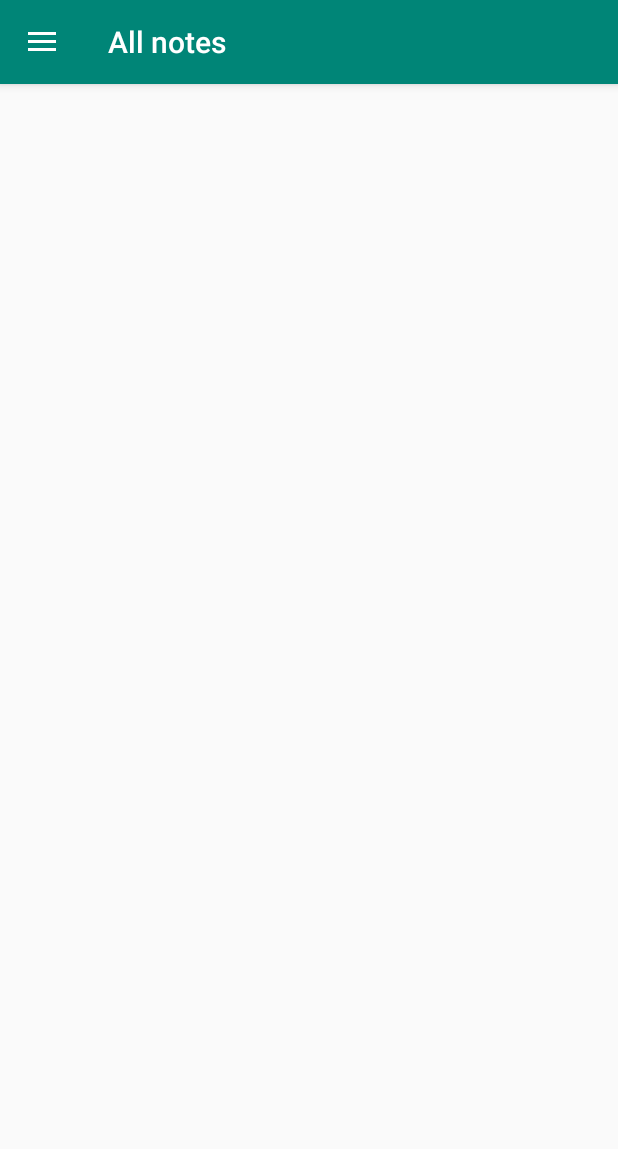
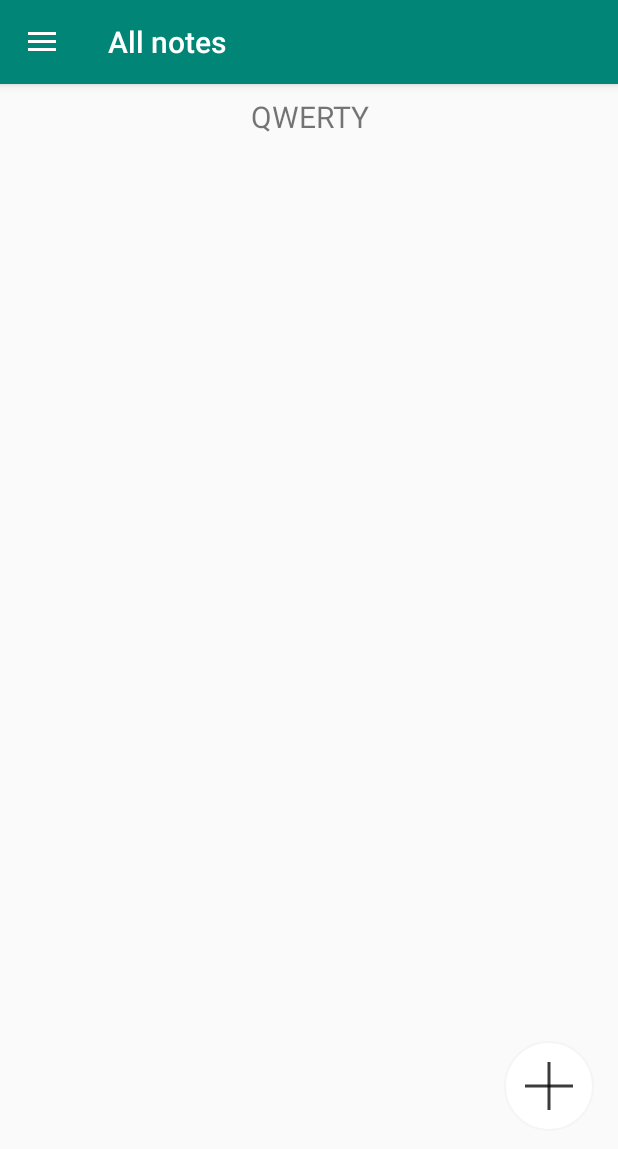
Before and after one commit to orange006/Organizer, an Android app: the screen it shows after launch (MainActivity), on a phone screen of 412 x 824 dp. Shown: the top 1149 px of the screen. Run offline under Robolectric (Android 15) with nearby library versions, the phone set to English and light mode, and no system bars; our stand-ins replace navigation-ui.

```diff
--- a/app/src/main/AndroidManifest.xml
+++ b/app/src/main/AndroidManifest.xml
@@ -9,6 +9,7 @@
         android:roundIcon="@mipmap/ic_launcher_round"
         android:supportsRtl="true"
         android:theme="@style/AppTheme">
+        <activity android:name=".activity_add_note"></activity>
         <activity
             android:name=".MainActivity"
             android:label="@string/app_name"
--- a/app/src/main/java/com/example/organizer/ui/home/HomeFragment.java
+++ b/app/src/main/java/com/example/organizer/ui/home/HomeFragment.java
@@ -1,5 +1,6 @@
 package com.example.organizer.ui.home;
 
+import android.content.Intent;
 import android.os.Bundle;
 import android.view.LayoutInflater;
 import android.view.View;
@@ -13,6 +14,7 @@ import androidx.lifecycle.Observer;
 import androidx.lifecycle.ViewModelProviders;
 
 import com.example.organizer.R;
+import com.example.organizer.activity_add_note;
 
 public class HomeFragment extends Fragment {
 
@@ -24,12 +26,14 @@ public class HomeFragment extends Fragment {
                 ViewModelProviders.of(this).get(HomeViewModel.class);
         View root = inflater.inflate(R.layout.fragment_home, container, false);
         final TextView textView = root.findViewById(R.id.text_home);
+
         homeViewModel.getText().observe(this, new Observer<String>() {
             @Override
             public void onChanged(@Nullable String s) {
                 textView.setText(s);
             }
         });
+
         return root;
     }
 }
--- a/app/src/main/java/com/example/organizer/ui/home/HomeViewModel.java
+++ b/app/src/main/java/com/example/organizer/ui/home/HomeViewModel.java
@@ -10,6 +10,7 @@ public class HomeViewModel extends ViewModel {
 
     public HomeViewModel() {
         mText = new MutableLiveData<>();
+        mText.setValue("QWERTY");
     }
 
     public LiveData<String> getText() {
--- /dev/null
+++ b/app/src/main/res/drawable/button_ring.xml
@@ -0,0 +1,32 @@
+<?xml version="1.0" encoding="utf-8"?>
+<selector xmlns:android="http://schemas.android.com/apk/res/android">
+    <item android:state_pressed="false">
+        <shape android:shape="rectangle">
+            <corners android:radius="1000dp" />
+            <solid android:color="#fff" />
+            <stroke
+                android:width="1dip"
+                android:color="#f5f5f5" />
+            <padding
+                android:bottom="4dp"
+                android:left="4dp"
+                android:right="4dp"
+                android:top="4dp" />
+        </shape>
+    </item>
+
+    <item android:state_pressed="true">
+        <shape android:shape="rectangle">
+            <corners android:radius="1000dp" />
+            <solid android:color="#e3e3e3" />
+            <stroke
+                android:width="1dip"
+                android:color="#f5f5f5" />
+            <padding
+                android:bottom="4dp"
+                android:left="4dp"
+                android:right="4dp"
+                android:top="4dp" />
+        </shape>
+    </item>
+</selector>
--- a/app/src/main/res/layout/fragment_home.xml
+++ b/app/src/main/res/layout/fragment_home.xml
@@ -1,6 +1,7 @@
 <?xml version="1.0" encoding="utf-8"?>
 <androidx.constraintlayout.widget.ConstraintLayout xmlns:android="http://schemas.android.com/apk/res/android"
     xmlns:app="http://schemas.android.com/apk/res-auto"
+    xmlns:tools="http://schemas.android.com/tools"
     android:layout_width="match_parent"
     android:layout_height="match_parent">
 
@@ -16,4 +17,21 @@
         app:layout_constraintEnd_toEndOf="parent"
         app:layout_constraintStart_toStartOf="parent"
         app:layout_constraintTop_toTopOf="parent" />
+
+    <ImageButton
+        android:id="@+id/imageButton"
+        android:layout_width="60dp"
+        android:layout_height="60dp"
+        android:onClick="openAddNoteActivity"
+        android:background="@drawable/button_ring"
+        android:contentDescription="@string/todo"
+        app:layout_constraintBottom_toBottomOf="parent"
+        app:layout_constraintEnd_toEndOf="parent"
+        app:layout_constraintHorizontal_bias="0.954"
+        app:layout_constraintStart_toStartOf="parent"
+        app:layout_constraintTop_toTopOf="parent"
+        app:layout_constraintVertical_bias="0.901"
+        app:srcCompat="@drawable/add" />
+
+
 </androidx.constraintlayout.widget.ConstraintLayout>
--- a/app/src/main/res/values/strings.xml
+++ b/app/src/main/res/values/strings.xml
@@ -7,5 +7,7 @@
     <string name="nav_header_desc">Navigation header</string>
 
     <string name="menu_home">All notes</string>
+    <string name="button">Button</string>
+    <string name="todo">TODO</string>
 
 </resources>
```
Also changed, not shown: app/src/main/java/com/example/organizer/MainActivity.java (+8 -6 lines), app/src/main/java/com/example/organizer/activity_add_note.java (added, +27 -0 lines), app/src/main/res/layout/activity_add_note.xml (added, +9 -0 lines), app/src/main/res/drawable/add.png (added).
